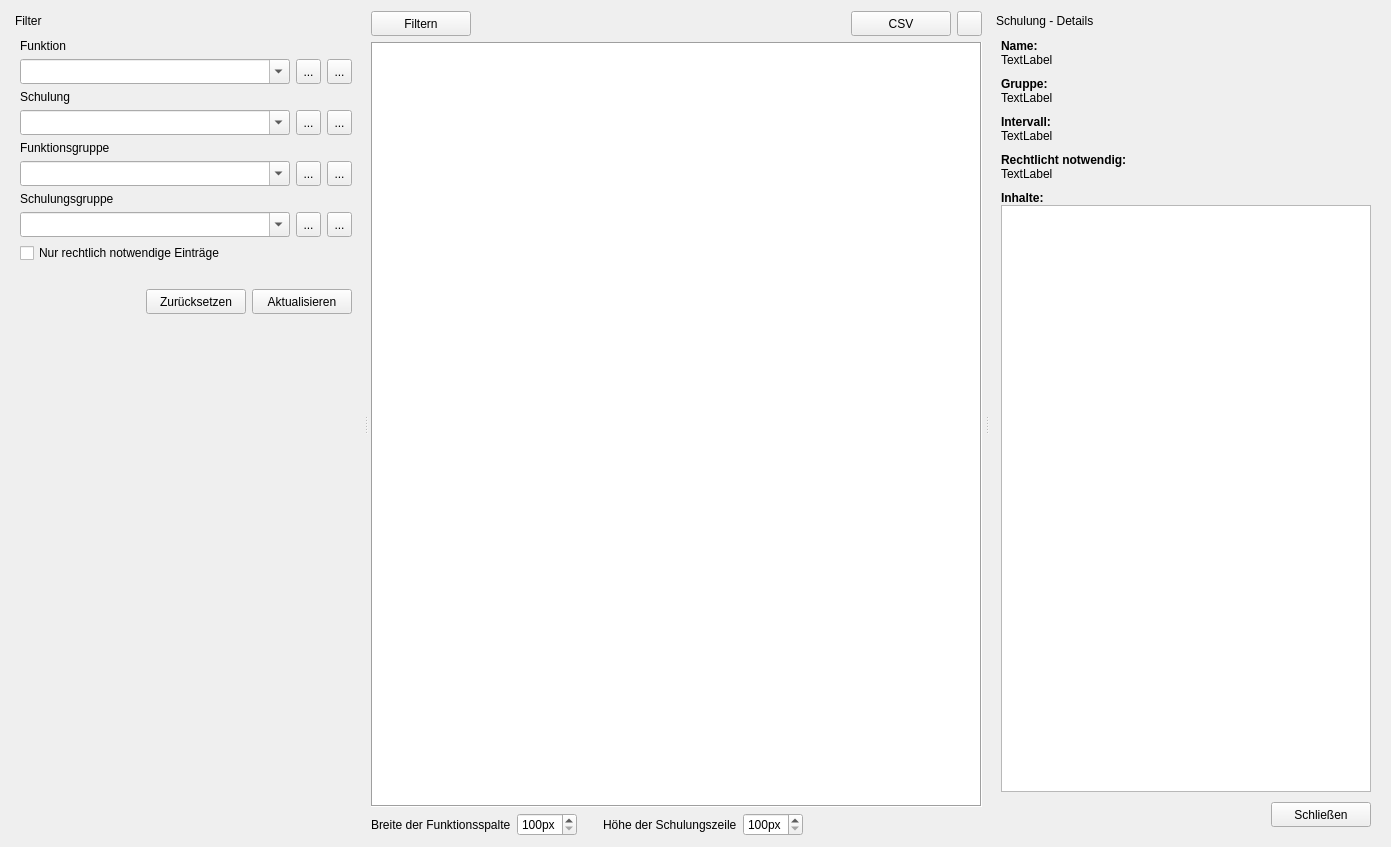
Qt form ui/qmqualimatrixwidget.ui (Christian-Kr/QualificationMatrix) before a commit.
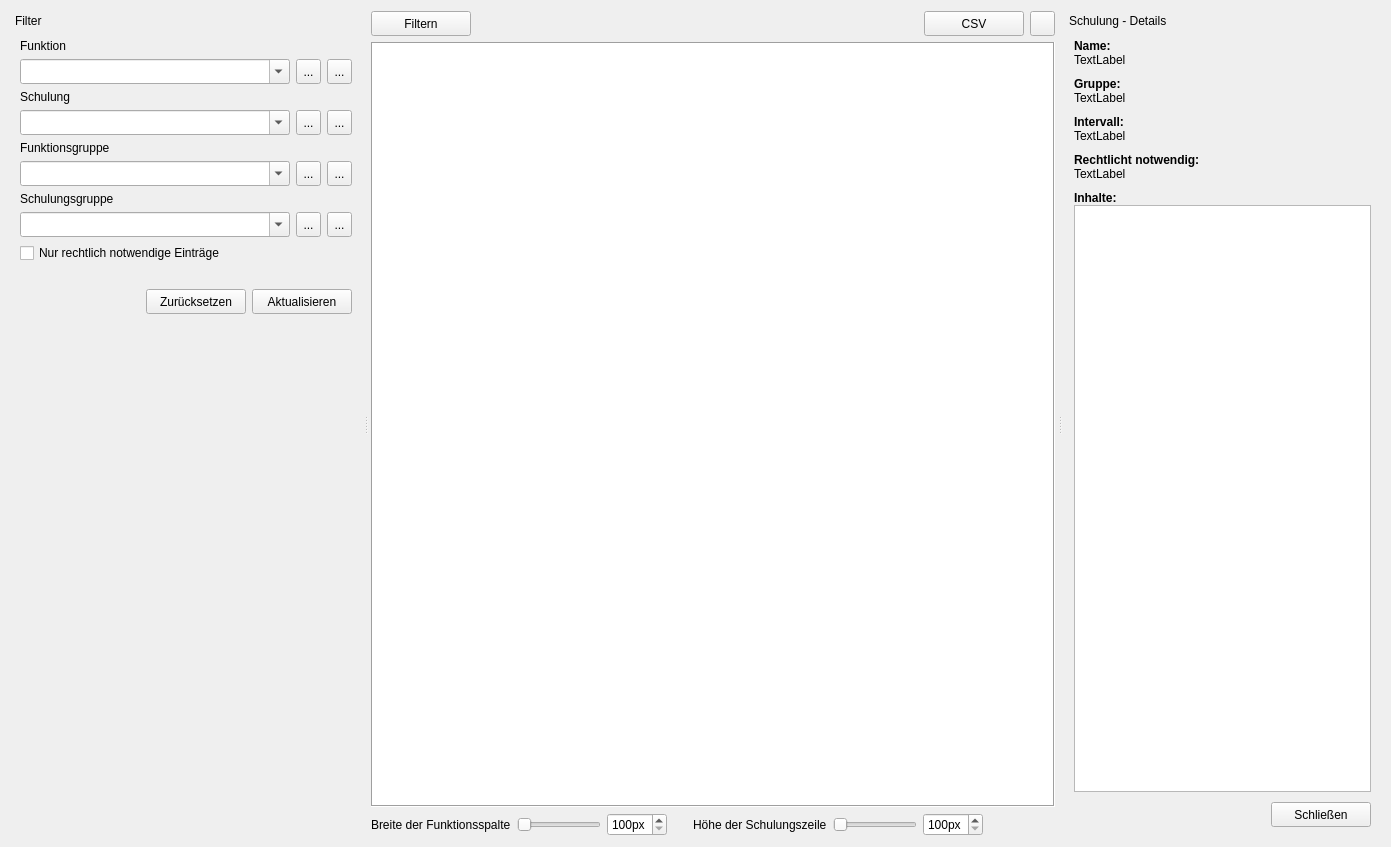
The same form after that commit. Icons and pictures are not drawn. Custom widgets are drawn as their Qt base class.

Commit message: add slider for changing func width and row height on quali matrix

```diff
--- a/ui/qmqualimatrixwidget.ui
+++ b/ui/qmqualimatrixwidget.ui
@@ -639,6 +639,25 @@
            </property>
           </widget>
          </item>
+         <item>
+          <widget class="QSlider" name="hsColumnWidth">
+           <property name="minimum">
+            <number>100</number>
+           </property>
+           <property name="maximum">
+            <number>500</number>
+           </property>
+           <property name="singleStep">
+            <number>1</number>
+           </property>
+           <property name="pageStep">
+            <number>100</number>
+           </property>
+           <property name="orientation">
+            <enum>Qt::Horizontal</enum>
+           </property>
+          </widget>
+         </item>
          <item>
           <widget class="QSpinBox" name="sbColumnWidth">
            <property name="suffix">
@@ -675,6 +694,22 @@
            </property>
           </widget>
          </item>
+         <item>
+          <widget class="QSlider" name="hsRowHeight">
+           <property name="minimum">
+            <number>100</number>
+           </property>
+           <property name="maximum">
+            <number>500</number>
+           </property>
+           <property name="pageStep">
+            <number>100</number>
+           </property>
+           <property name="orientation">
+            <enum>Qt::Horizontal</enum>
+           </property>
+          </widget>
+         </item>
          <item>
           <widget class="QSpinBox" name="sbRowHeight">
            <property name="suffix">
```
Left out of the diff: 34 changed lines with no effect on the pictures. The commit also changes 2 other files.
